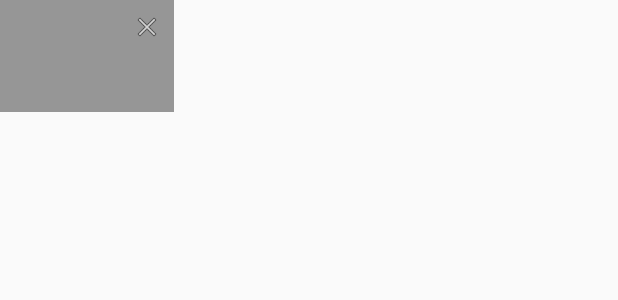
After one commit to sunhapper/AndroidFpsMonitor, an Android app: the layout layout_fps_monitor.xml on its own in the app's theme, with its tools: preview values and no code run, on a phone screen of 412 x 824 dp. The commit adds this screen. Shown: the top 300 px of the screen. Run offline under Robolectric (Android 15) with nearby library versions, the phone set to English and light mode, and no system bars.

Commit message:
浮出层完成

```diff
--- /dev/null
+++ b/AndroidFpsMonitor/src/main/res/layout/layout_fps_monitor.xml
@@ -0,0 +1,29 @@
+<?xml version="1.0" encoding="utf-8"?>
+<LinearLayout
+    xmlns:android="http://schemas.android.com/apk/res/android"
+    android:layout_width="wrap_content"
+    android:layout_height="wrap_content"
+    android:orientation="vertical"
+    android:background="#66000000"
+    android:padding="8dp">
+    <Button
+        android:id="@+id/btn_close"
+        android:layout_width="20dp"
+        android:layout_height="20dp"
+        android:layout_gravity="end"
+        android:background="@android:drawable/ic_menu_close_clear_cancel"/>
+    <TextView
+        android:id="@+id/tv_frame_stats"
+        android:layout_width="wrap_content"
+        android:layout_height="wrap_content"
+        android:maxWidth="300dp"
+        android:minWidth="100dp"/>
+
+    <TextView
+        android:id="@+id/tv_fps_info"
+        android:layout_width="wrap_content"
+        android:layout_height="wrap_content"
+        android:maxWidth="300dp"
+        android:minWidth="100dp"/>
+
+</LinearLayout>
--- a/app/src/main/AndroidManifest.xml
+++ b/app/src/main/AndroidManifest.xml
@@ -1,7 +1,8 @@
 <?xml version="1.0" encoding="utf-8"?>
 <manifest xmlns:android="http://schemas.android.com/apk/res/android"
           package="me.sunhapper.androidfpsmonitor.demo">
-
+    <uses-permission android:name="android.permission.SYSTEM_ALERT_WINDOW"/>
+    <uses-permission android:name="android.permission.SYSTEM_OVERLAY_WINDOW"/>
     <application
         android:name=".FpsApplication"
         android:allowBackup="true"
```
Also changed, not shown: AndroidFpsMonitor/src/main/java/me/sunhapper/monitor/fps/FpsMonitor.java (+50 -12 lines), AndroidFpsMonitor/src/main/java/me/sunhapper/monitor/fps/view/FpsMonitorView.java (added, +66 -0 lines), AndroidFpsMonitor/src/main/java/me/sunhapper/monitor/fps/view/TouchListener.java (added, +45 -0 lines), app/src/main/java/me/sunhapper/androidfpsmonitor/demo/MainActivity.java (+18 -1 lines), app/src/main/res/layout/activity_main.xml (+15 -4 lines).
